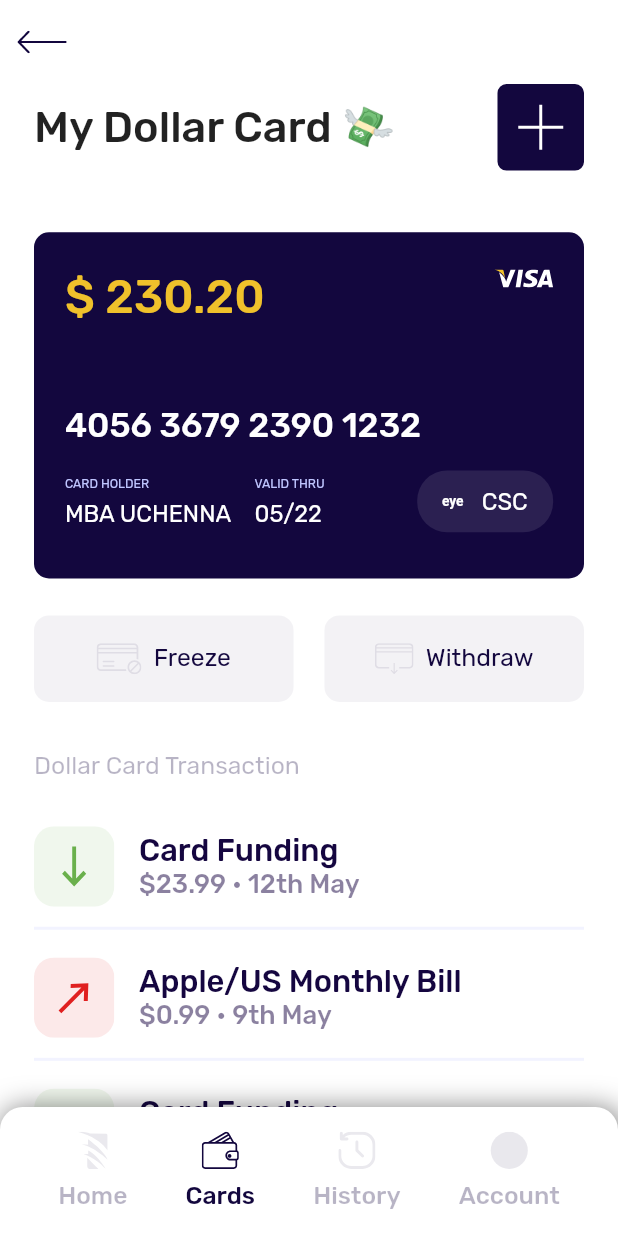
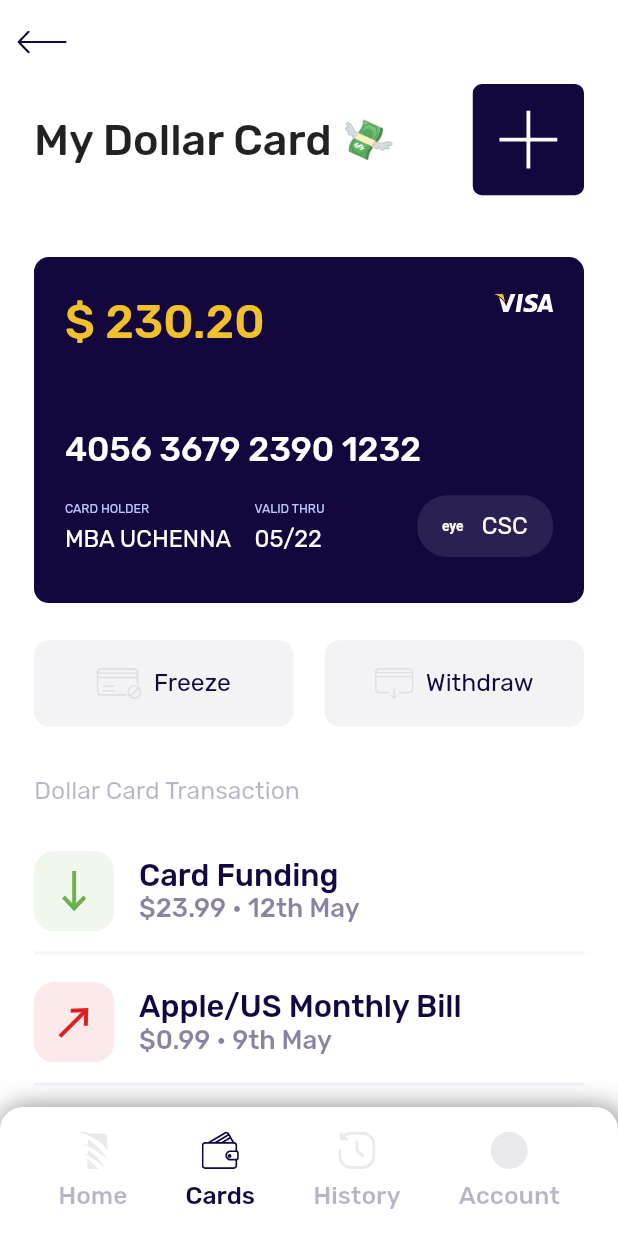
Before and after one commit to D-Alegria/SimpleApp, a Flutter app: the screen it shows after launch, on a phone screen of 412 x 824 dp. Run offline on Flutter 3.47's test engine with Material 2 defaults, Android fonts, the phone set to English and light mode, and no system bars; our stand-ins replace flutter_svg, google_fonts.

Commit message:
fine tune

```diff
--- a/lib/main.dart
+++ b/lib/main.dart
@@ -160,7 +160,7 @@ class Header extends StatelessWidget {
         Container(
           child: SvgPicture.asset(
             add,
-            height: SizeConfig.textSize(context, 14),
+            height: SizeConfig.textSize(context, 18),
             color: Colors.white,
             semanticsLabel: 'Add',
           ),
```
